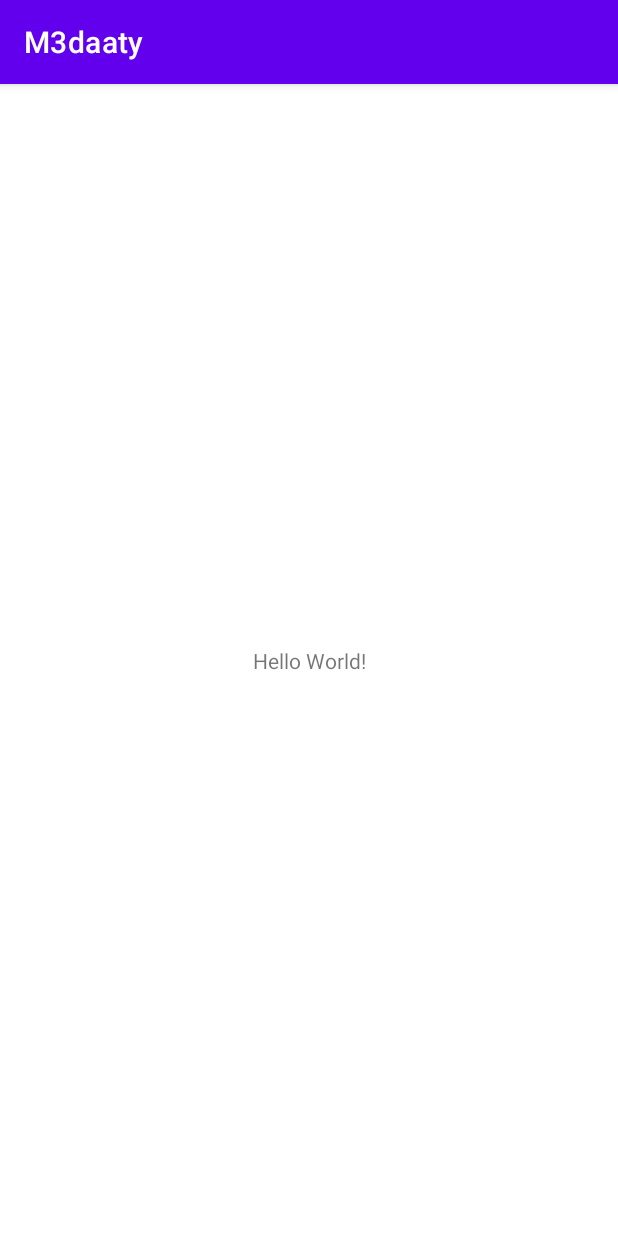
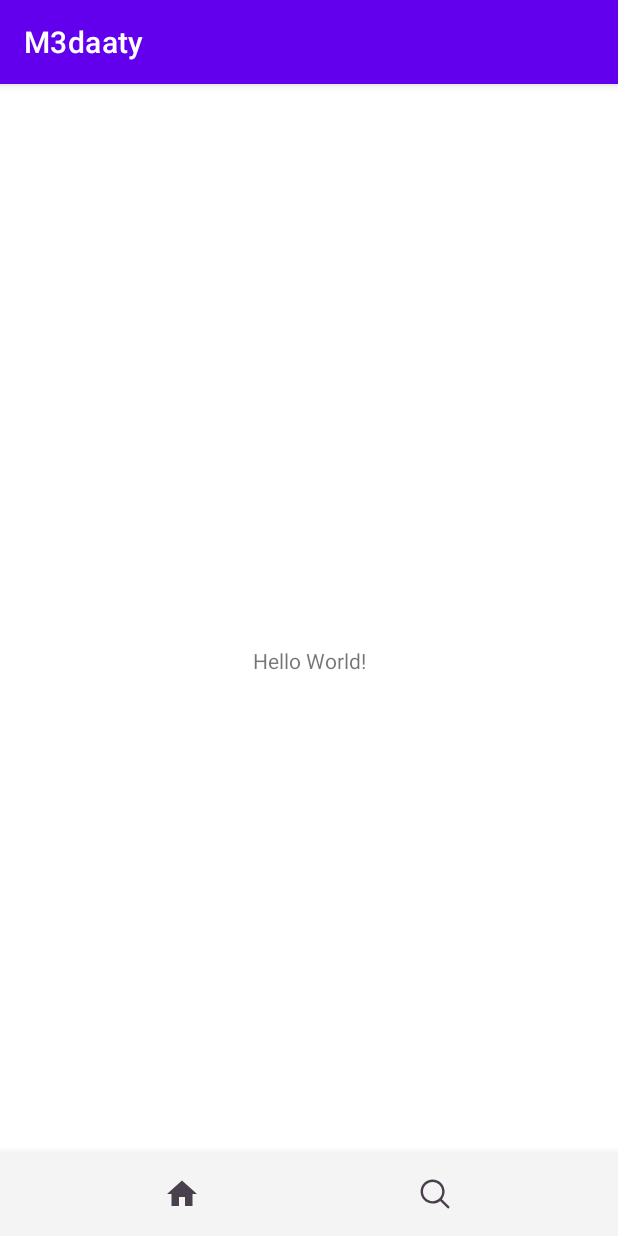
Before and after one commit to amnah44/M3daaty-mvvm, an Android app: the screen it shows after launch (FoodActivity), on a phone screen of 412 x 824 dp. Run offline under Robolectric (Android 15) with nearby library versions, the phone set to English and light mode, and no system bars; our stand-ins replace data binding.

Commit message:
add bottom navigation to main  activity

```diff
--- a/app/src/main/res/layout/food_main.xml
+++ b/app/src/main/res/layout/food_main.xml
@@ -21,5 +21,17 @@
             app:layout_constraintRight_toRightOf="parent"
             app:layout_constraintTop_toTopOf="parent" />
 
+        <com.google.android.material.bottomnavigation.BottomNavigationView
+            android:id="@+id/bottom_nav"
+            android:layout_width="match_parent"
+            android:layout_height="?attr/actionBarSize"
+            app:itemIconTint="@color/dark_400_color"
+            app:labelVisibilityMode="unlabeled"
+            android:background="@color/gray_200"
+            app:itemBackground="@color/gray_200"
+            app:layout_constraintBottom_toBottomOf="parent"
+            app:layout_constraintEnd_toEndOf="parent"
+            app:layout_constraintStart_toStartOf="parent"
+            app:menu="@menu/menu_bottom_navigation"/>
     </androidx.constraintlayout.widget.ConstraintLayout>
 </layout>
```
